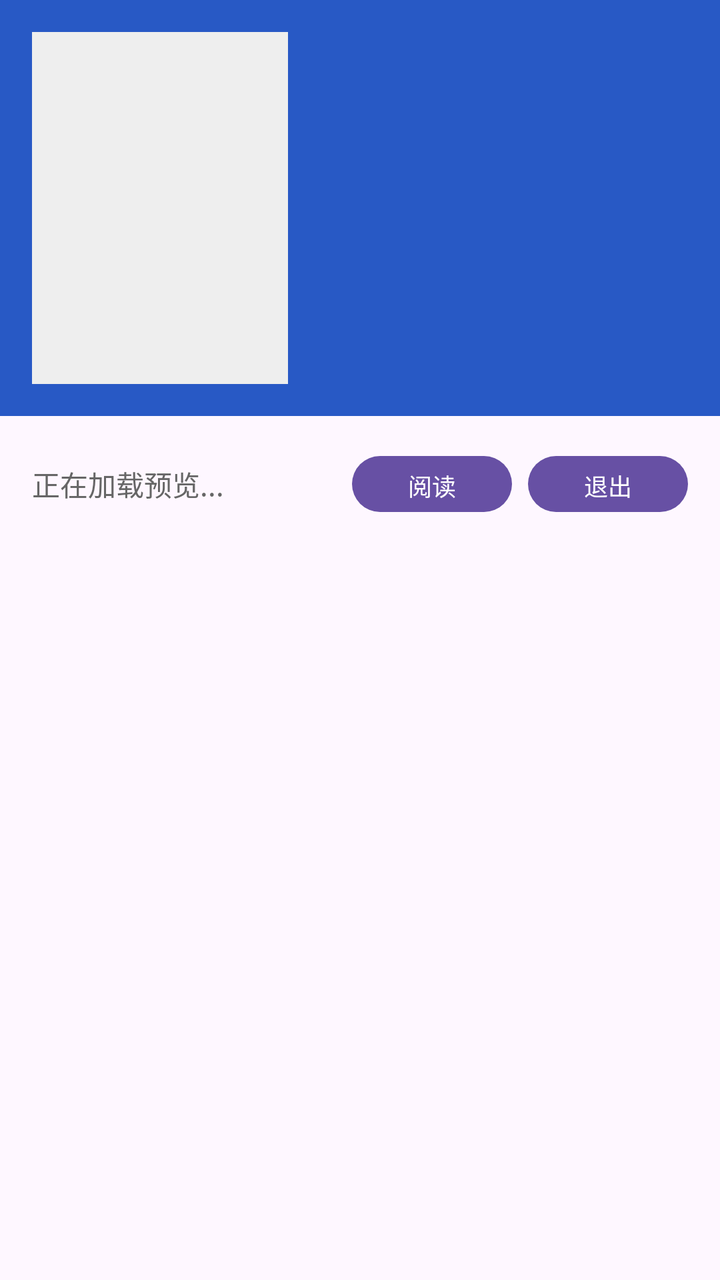
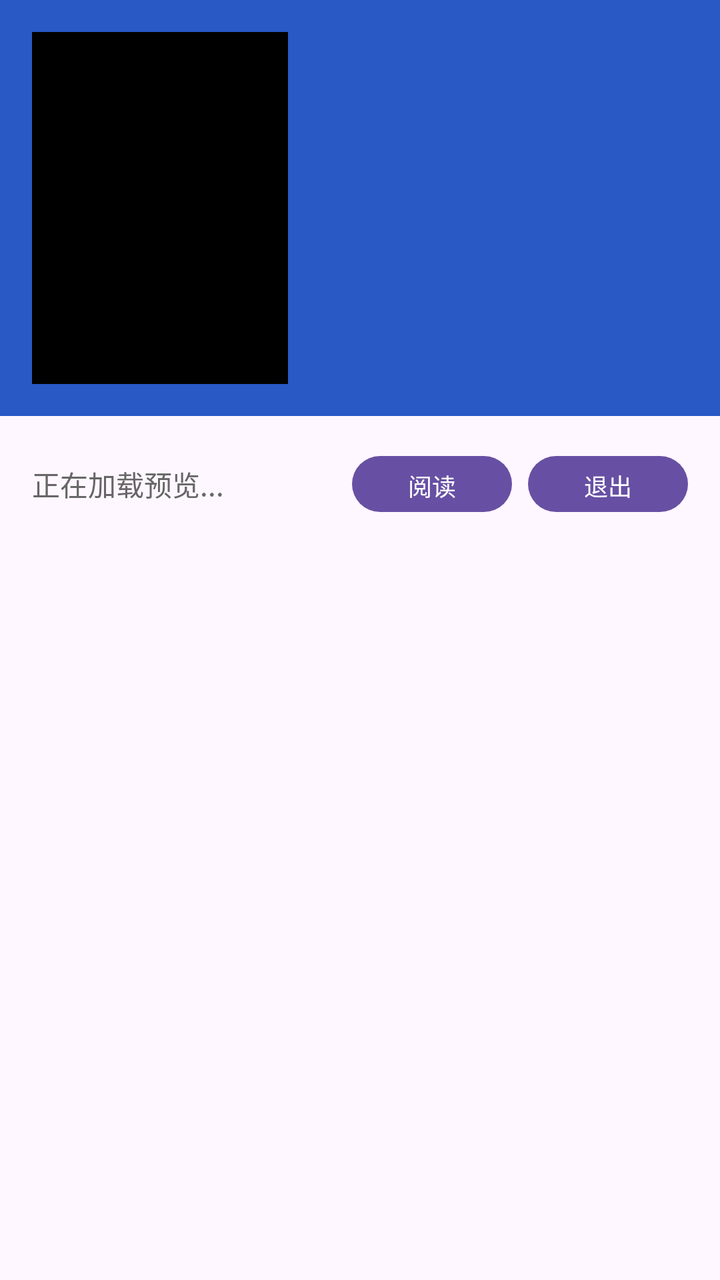

Before-and-after screenshots of an Android layout around one commit, followed by the original layout XML and the change that was made.
<!-- AndroidManifest.xml: application theme Theme.ComicLab -->
<!-- res/layout/activity_manga_preview.xml -->
<?xml version="1.0" encoding="utf-8"?>
<ScrollView xmlns:android="http://schemas.android.com/apk/res/android"
    android:id="@+id/main"
    android:layout_width="match_parent"
    android:layout_height="match_parent"
    android:clipToPadding="false"
    android:fillViewport="true">

    <LinearLayout
        android:layout_width="match_parent"
        android:layout_height="wrap_content"
        android:orientation="vertical">

        <View
            android:id="@+id/statusBarBackground"
            android:layout_width="match_parent"
            android:layout_height="0dp"
            android:background="@color/comiclab_blue" />

        <LinearLayout
            android:layout_width="match_parent"
            android:layout_height="208dp"
            android:background="@color/comiclab_blue"
            android:gravity="top"
            android:orientation="horizontal"
            android:padding="16dp">

            <FrameLayout
                android:layout_width="0dp"
                android:layout_height="match_parent"
                android:layout_weight="1">

                <ImageView
                    android:id="@+id/imgCover"
                    android:layout_width="128dp"
                    android:layout_height="match_parent"
                    android:layout_gravity="start"
                    android:background="#EEEEEE"
                    android:contentDescription="@string/comic_cover"
                    android:scaleType="centerCrop" />
            </FrameLayout>

            <LinearLayout
                android:layout_width="0dp"
                android:layout_height="match_parent"
                android:layout_marginStart="16dp"
                android:layout_weight="1"
                android:gravity="end"
                android:orientation="vertical">

                <TextView
                    android:id="@+id/tvComicName"
                    android:layout_width="match_parent"
                    android:layout_height="wrap_content"
                    android:textColor="@color/white"
                    android:textSize="20sp"
                    android:textStyle="bold" />
            </LinearLayout>
        </LinearLayout>

        <LinearLayout
            android:layout_width="match_parent"
            android:layout_height="wrap_content"
            android:orientation="vertical"
            android:padding="16dp">

            <LinearLayout
                android:layout_width="match_parent"
                android:layout_height="wrap_content"
                android:gravity="center_vertical"
                android:orientation="horizontal">

                <TextView
                    android:id="@+id/tvStatus"
                    android:layout_width="0dp"
                    android:layout_height="36dp"
                    android:layout_weight="1"
                    android:gravity="center_vertical"
                    android:text="@string/loading_preview"
                    android:textColor="#666666"
                    android:textSize="14sp" />

                <Button
                    android:id="@+id/btnFullRead"
                    android:layout_width="wrap_content"
                    android:layout_height="36dp"
                    android:minHeight="0dp"
                    android:minWidth="80dp"
                    android:paddingStart="24dp"
                    android:paddingEnd="24dp"
                    android:text="@string/full_read"
                    android:textSize="12sp" />

                <Button
                    android:id="@+id/btnExitPreview"
                    android:layout_width="wrap_content"
                    android:layout_height="36dp"
                    android:layout_marginStart="8dp"
                    android:minHeight="0dp"
                    android:minWidth="80dp"
                    android:paddingStart="24dp"
                    android:paddingEnd="24dp"
                    android:text="@string/exit_preview"
                    android:textSize="12sp" />
            </LinearLayout>

            <GridLayout
                android:id="@+id/gridPreview"
                android:layout_width="match_parent"
                android:layout_height="wrap_content"
                android:layout_marginTop="12dp"
                android:columnCount="3"
                android:useDefaultMargins="false" />

            <Button
                android:id="@+id/btnTogglePreview"
                android:layout_width="match_parent"
                android:layout_height="wrap_content"
                android:layout_marginTop="16dp"
                android:text="@string/preview_all"
                android:visibility="gone" />
        </LinearLayout>
    </LinearLayout>
</ScrollView>
<!-- resources referenced by this layout -->
<resources>
  <color name="comiclab_blue">#2859C5</color>
  <color name="white">#FFFFFFFF</color>
  <string name="comic_cover">漫画封面</string>
  <string name="exit_preview">退出</string>
  <string name="full_read">阅读</string>
  <string name="loading_preview">正在加载预览...</string>
  <string name="preview_all">预览全部</string>
  <style name="Theme.ComicLab" parent="Base.Theme.ComicLab" />
  <style name="Base.Theme.ComicLab" parent="Theme.Material3.DayNight.NoActionBar">
          <item name="android:windowFullscreen">false</item>
          <item name="android:statusBarColor">@color/comiclab_blue</item>
          <item name="android:navigationBarColor">@color/white</item>
          <item name="android:windowLightStatusBar">false</item>
          <item name="android:windowLightNavigationBar">true</item>
      </style>
</resources>

<!-- the commit's change to res/layout/activity_manga_preview.xml (unified diff, before → after) -->
@@ -35,9 +35,9 @@
                     android:layout_width="128dp"
                     android:layout_height="match_parent"
                     android:layout_gravity="start"
-                    android:background="#EEEEEE"
+                    android:background="@color/black"
                     android:contentDescription="@string/comic_cover"
-                    android:scaleType="centerCrop" />
+                    android:scaleType="fitCenter" />
             </FrameLayout>
 
             <LinearLayout
<!-- resource entries referenced after the edit -->
@@ -1,5 +1,6 @@
 <!-- resources referenced by this layout -->
 <resources>
+  <color name="black">#FF000000</color>
   <color name="comiclab_blue">#2859C5</color>
   <color name="white">#FFFFFFFF</color>
   <string name="comic_cover">漫画封面</string>
